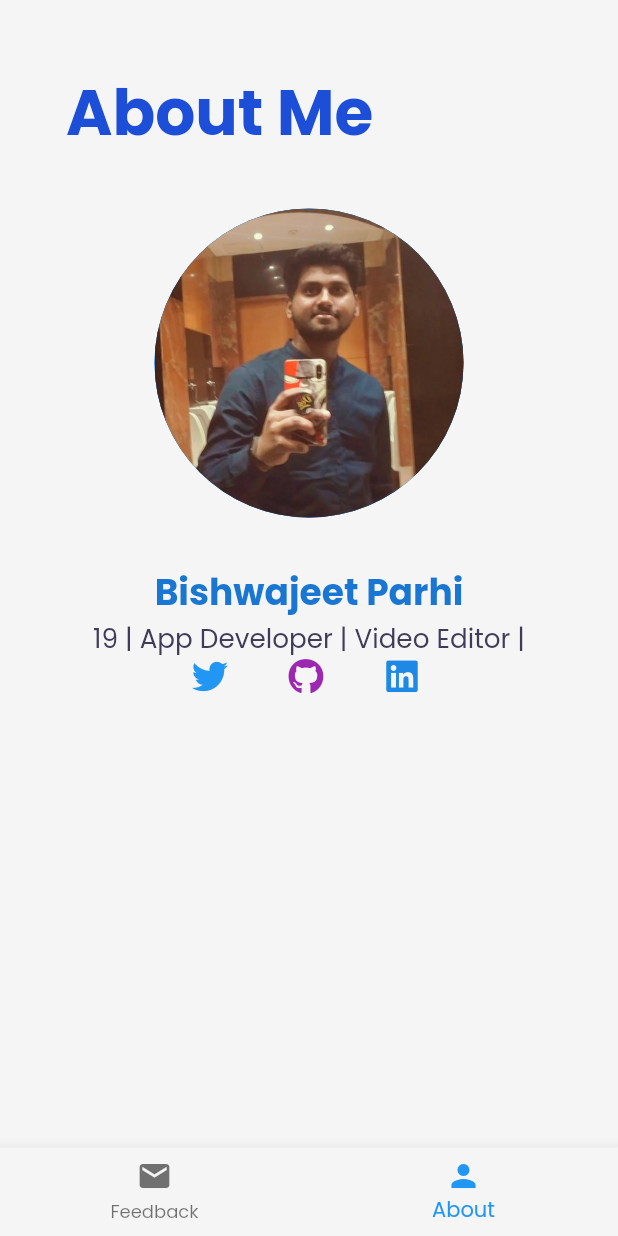
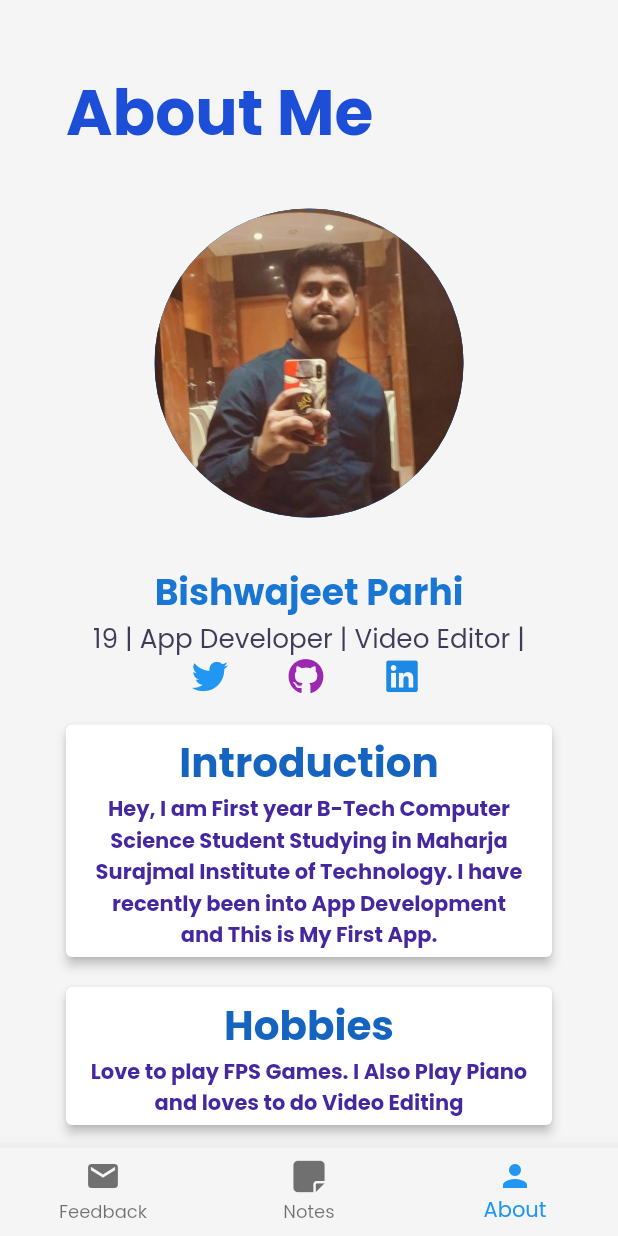
Before and after one commit to 2002Bishwajeet/Wryter, a Flutter app: the AboutMe screen opened by its route, on a phone screen of 412 x 824 dp. Run offline on Flutter 3.47's test engine with Material 2 defaults, Android fonts, the phone set to English and light mode, and no system bars; drawn by our look-alikes of velocity_x; our stand-ins replace flutter_icons, google_fonts.

Commit message:
preintital phase completed

```diff
--- /dev/null
+++ b/assets/Intro.txt
@@ -0,0 +1 @@
+Hey, I am First year B-Tech Computer Science Student Studying in Maharja Surajmal Institute of Technology. I have recently been into App Development and This is My First App.
--- a/lib/Pages/AboutPages.dart
+++ b/lib/Pages/AboutPages.dart
@@ -1,8 +1,12 @@
+import 'dart:ui';
+
 import 'package:flutter/cupertino.dart';
 import 'package:flutter/material.dart';
 import 'package:todoapp/Widgets/theme.dart';
 import 'package:velocity_x/velocity_x.dart';
 import 'package:flutter_icons/flutter_icons.dart';
+import 'package:flutter/services.dart' show rootBundle;
+import 'package:url_launcher/url_launcher.dart';
 
 class AboutMe extends StatefulWidget {
   @override
@@ -10,16 +14,20 @@ class AboutMe extends StatefulWidget {
 }
 
 class _AboutMeState extends State<AboutMe> {
-  int _currentindex = 1;
+  int _currentindex = 2;
   @override
   Widget build(BuildContext context) {
     return Scaffold(
       backgroundColor: Color(0xfff5f5f5),
       body: SafeArea(
-        child: Container(
+        bottom: false,
+        child: ListView(
+          children: [
+            Container(
               padding: Vx.m24,
-          child:
-              Column(crossAxisAlignment: CrossAxisAlignment.start, children: [
+              child: Column(
+                  crossAxisAlignment: CrossAxisAlignment.start,
+                  children: [
                     "About Me".text.xl5.bold.blue700.make(),
                     ProfilePhoto(),
                     Intro(),
@@ -29,9 +37,12 @@ class _AboutMeState extends State<AboutMe> {
                         .color(Mytheme.darkBluishcolor)
                         .make()
                         .centered(),
-
                     Icondata(),
+                    IntroCard().py20(),
+                    Hobbies(),
                   ]).p20(),
+            ),
+          ],
         ),
       ),
       bottomNavigationBar: BottomNavigationBar(
@@ -44,11 +55,22 @@ class _AboutMeState extends State<AboutMe> {
               icon: Icon(Icons.mail),
               label:
                   'Feedback'), //backgroundcolor: Colors.yourchoice  // must use it in futures
+          BottomNavigationBarItem(
+              icon: Icon(FontAwesome.sticky_note), label: 'Notes'),
           BottomNavigationBarItem(icon: Icon(Icons.person), label: 'About'),
         ],
         onTap: (index) {
           setState(() {
             _currentindex = index;
+             if (_currentindex == 0) {
+              Navigator.pushNamed(context, '/Feedback');
+            }
+           else  if (_currentindex == 1) {
+              Navigator.pushNamed(context, '/');
+            }
+           else  if (_currentindex == 2) {
+              Navigator.pushNamed(context, '/About');
+            }
           });
         },
       ),
@@ -86,18 +108,48 @@ class Icondata extends StatelessWidget {
     return Container(
       child: Row(
         children: [
-          Icon(
+          InkWell(
+            onTap: () async {
+              const url = "https://twitter.com/Biswa_20p";
+              if (await canLaunch(url)) {
+                await launch(url);
+              } else {
+                throw 'Could not launch $url';
+              }
+            },
+            child: Icon(
               FontAwesome.twitter,
               color: Colors.blue,
             ).px20(),
-          Icon(
+          ),
+          InkWell(
+            onTap: () async {
+              const url = "https://github.com/2002Bishwajeet";
+              if (await canLaunch(url)) {
+                await launch(url);
+              } else {
+                throw 'Could not launch $url';
+              }
+            },
+            child: Icon(
               FontAwesome.github,
               color: Colors.purple,
             ).px20(),
-          Icon(
+          ),
+          InkWell(
+            onTap: () async {
+              const url = 'https://www.linkedin.com/in/2002bishwajeet/';
+              if (await canLaunch(url)) {
+                await launch(url);
+              } else {
+                throw 'Could not launch $url';
+              }
+            },
+            child: Icon(
               FontAwesome.linkedin,
               color: Colors.blue[600],
             ).px20(),
+          ),
           //  Icon(FontAwesome.instagram,color: Colors.pink,).px20(),
           //  Icon(FontAwesome.facebook,color: Colors.blue[700],).px20(),
         ],
@@ -105,3 +157,77 @@ class Icondata extends StatelessWidget {
     ).px64();
   }
 }
+
+class IntroCard extends StatefulWidget {
+  @override
+  _IntroCardState createState() => _IntroCardState();
+}
+
+class _IntroCardState extends State<IntroCard> {
+  String data = '';
+  fetchFuncData() async {
+    String txt = await rootBundle.loadString('assets/Intro.txt');
+
+    setState(() {
+      data = txt;
+    });
+  }
+
+  @override
+  void initState() {
+    fetchFuncData();
+    super.initState();
+  }
+
+  @override
+  Widget build(BuildContext context) {
+    return Card(
+      elevation: 3.0,
+      margin: EdgeInsets.all(0.0),
+      child: Column(children: <Widget>[
+        ListTile(
+          title: Text(
+            'Introduction',
+            style: TextStyle(
+                color: Colors.blue[800],
+                fontWeight: FontWeight.bold,
+                fontSize: 27),
+          ).py1().centered(),
+          subtitle: Text(
+            data,
+            textAlign: TextAlign.center,
+            style: TextStyle(
+                fontWeight: FontWeight.w700, color: Colors.deepPurple[800]),
+          ),
+        ),
+      ]),
+    );
+  }
+}
+
+class Hobbies extends StatelessWidget {
+  @override
+  Widget build(BuildContext context) {
+    return Card(
+      elevation: 3.0,
+      margin: EdgeInsets.all(0.0),
+      child: Column(children: <Widget>[
+        ListTile(
+          title: Text(
+            'Hobbies',
+            style: TextStyle(
+                color: Colors.blue[800],
+                fontWeight: FontWeight.bold,
+                fontSize: 27),
+          ).py1().centered(),
+          subtitle: Text(
+            "Love to play FPS Games. I Also Play Piano and loves to do Video Editing",
+            textAlign: TextAlign.center,
+            style: TextStyle(
+                fontWeight: FontWeight.w700, color: Colors.deepPurple[800]),
+          ),
+        ),
+      ]),
+    );
+  }
+}
--- a/pubspec.yaml
+++ b/pubspec.yaml
@@ -27,6 +27,7 @@ dependencies:
   flutter_icons: ^1.1.0
   font_awesome: ^5.10.1
   google_fonts: ^1.1.2
+  url_launcher: ^5.7.10
   velocity_x: ^1.4.1
 
 dev_dependencies:
```
Also changed, not shown: lib/Pages/Forms.dart (added, +148 -0 lines), lib/Pages/HomePage.dart (+23 -5 lines), lib/main.dart (+5 -3 lines), assets/Feedback.png (added), assets/finalfeedback.png (added), pubspec.lock. Lines whose indentation alone changed are shown as unchanged.
